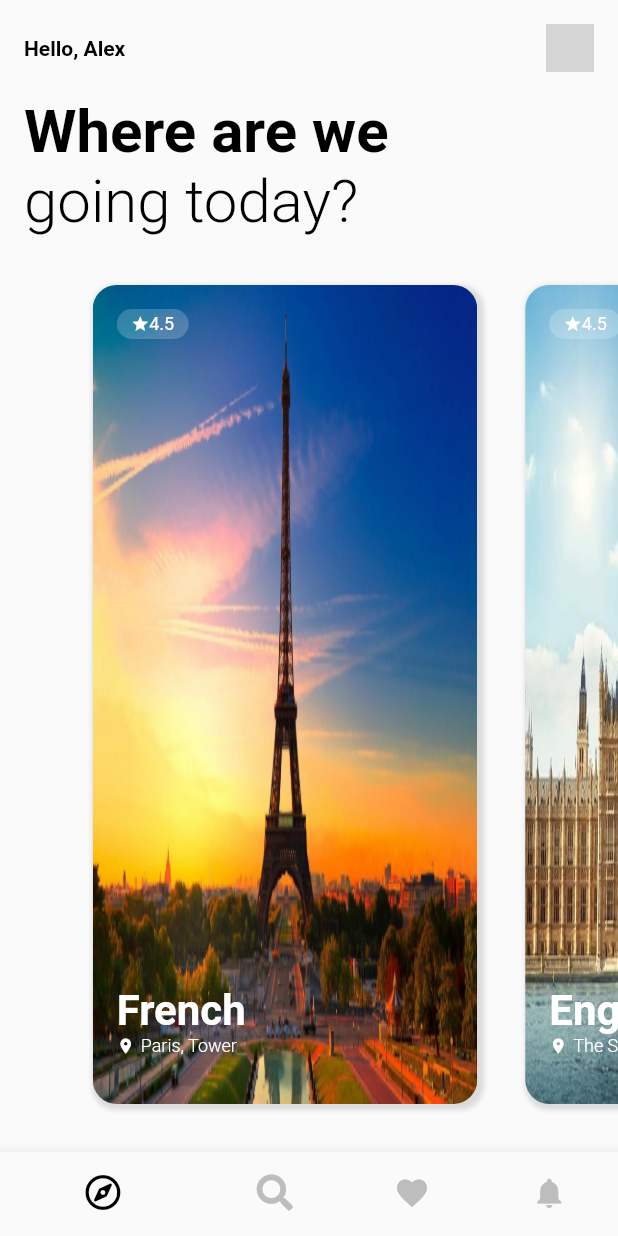
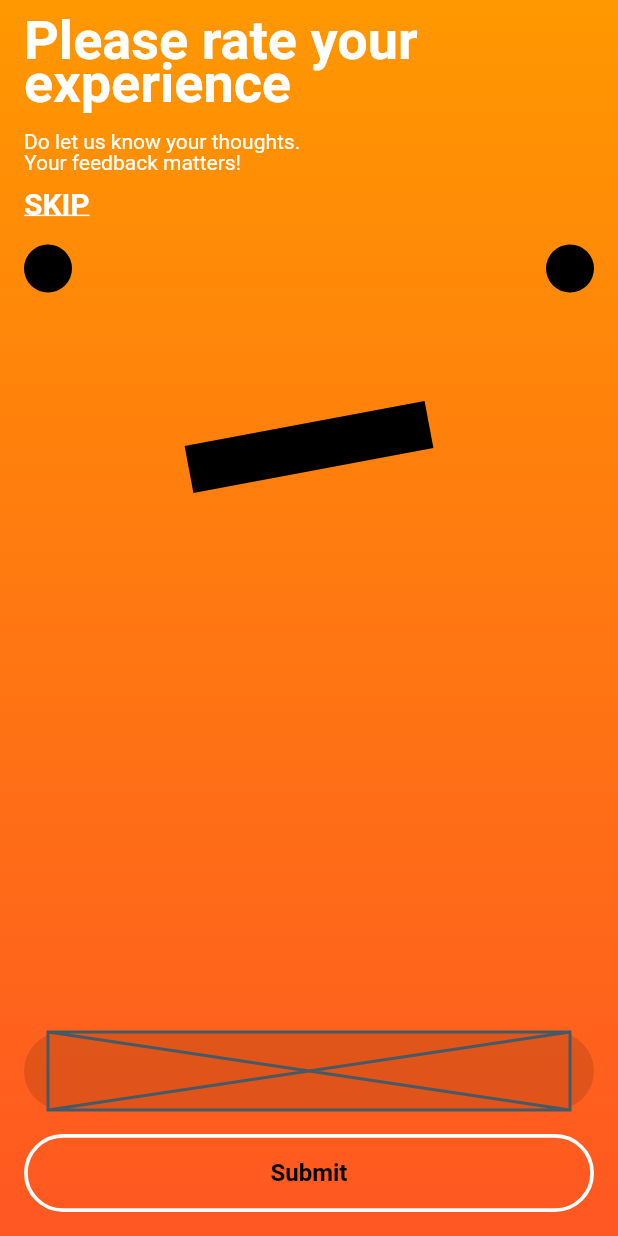
Before and after one commit to MegaJoon/flutter_jan_2020, a Flutter app: the screen it shows after launch, on a phone screen of 412 x 824 dp. Run offline on Flutter 3.47's test engine with Material 2 defaults, Android fonts, the phone set to English and light mode, and no system bars; our stand-ins replace dots_indicator, font_awesome_flutter; missing offline and left inert: scrollable_bottom_sheet; grey boxes are pictures that could not be loaded.

Commit message:
splash app - 01.12
splash app - 01.12

```diff
--- /dev/null
+++ b/flutter_jan_2020/lib/0112/splash_app.dart
@@ -0,0 +1,222 @@
+import 'dart:math';
+
+import 'package:flutter/material.dart';
+
+// https://www.pinterest.co.kr/pin/337207090844787954/
+
+class SplashApp extends StatefulWidget {
+  @override
+  _SplashAppState createState() => _SplashAppState();
+}
+
+class _SplashAppState extends State<SplashApp> {
+  // list<emotion>
+  List<Widget> emotions = [];
+
+  // string
+  String title = "Please rate your\nexperience";
+  String subTitle = "\nDo let us know your thoughts.\nYour feedback matters!";
+
+  // double
+  double padding = 16.0;
+
+  // widget index
+  int currentIndex = 0;
+
+  // fill white color sig
+  bool isClicked = false;
+
+  @override
+  Widget build(BuildContext context) {
+    return Scaffold(
+      body: Stack(
+        children: <Widget>[
+          // background color
+          Positioned.fill(
+            child: Container(
+              decoration: BoxDecoration(
+                gradient: LinearGradient(
+                  colors: [Colors.orange, Colors.deepOrange],
+                  begin: Alignment.topCenter,
+                  end: Alignment.bottomCenter,
+                ),
+              ),
+            ),
+          ),
+
+          // column
+          Positioned(
+            top: padding,
+            left: padding,
+            right: padding,
+            bottom: padding,
+            child: SafeArea(
+              top: true,
+              left: true,
+              right: true,
+              child: Column(
+                crossAxisAlignment: CrossAxisAlignment.start,
+                children: <Widget>[
+                  // text: title
+                  Text(title,
+                    style: TextStyle(
+                      fontSize: 36.0,
+                      color: Colors.white,
+                      fontWeight: FontWeight.bold,
+                      height: 0.8,
+                    ),
+                  ),
+
+                  // text: subTitle
+                  Text(subTitle,
+                    style: TextStyle(
+                      fontSize: 14.0,
+                      color: Colors.white,
+                      fontWeight: FontWeight.w400,
+                      height: 1.0,
+                    ),
+                  ),
+
+                  SizedBox(height: padding /2),
+
+                  // btn: SKIP
+                  InkWell(
+                    onTap: (){
+                      print("on clicked: SKIP btn");
+                    },
+                    child: Text("SKIP".toUpperCase(),
+                      style: TextStyle(
+                        fontSize: 20.0,
+                        color: Colors.white,
+                        fontWeight: FontWeight.w600,
+                        decoration: TextDecoration.underline,
+                      ),
+                    ),
+                  ),
+
+                  // emotion
+                  Flexible(
+                    fit: FlexFit.tight,
+                    child: AnimatedContainer(
+                      duration: Duration(seconds: 1),
+                      curve: Curves.fastLinearToSlowEaseIn,
+                      padding: EdgeInsets.only(top: padding),
+                      width: MediaQuery.of(context).size.width,
+                      child: CustomPaint(
+                        painter: CustomEmotions(currentIndex),
+                      ),
+                    ),
+                  ),
+
+                  // index indicator
+                  Container(
+                    padding: EdgeInsets.symmetric(horizontal: padding),
+                    margin: EdgeInsets.only(top: padding),
+                    height: 52.0,
+                    decoration: ShapeDecoration(
+                      shape: StadiumBorder(),
+                      color: Colors.black12,
+                    ),
+                    child: Placeholder(),
+                  ),
+
+                  // container: submit
+                  InkWell(
+                    onTap: (){
+                      setState(() {
+//                        print("Submit: currentIndex++");
+                        currentIndex++;
+                        print("currentIndex = $currentIndex");
+                        isClicked = true;
+                      });
+                    },
+                    child: AnimatedContainer(
+                      duration: Duration(seconds: 1),
+                      curve: Curves.fastLinearToSlowEaseIn,
+                      margin: EdgeInsets.only(top: padding),
+                      height: 52.0,
+                      decoration: ShapeDecoration(
+                        shape: StadiumBorder(
+                          side: BorderSide(
+                              color: Colors.white,
+                              width: 2.5,
+                          ),
+                        ),
+                        color: isClicked? Colors.white : null,
+                      ),
+                      child: Center(
+                        child: Text("Submit",
+                          style: TextStyle(
+                            fontSize: 16.0,
+                            color: Colors.black,
+                            fontWeight: FontWeight.bold,
+                          ),
+                        ),
+                      ),
+                    ),
+                  ),
+                ],
+              ),
+            ),
+          ),
+        ],
+      ),
+    );
+  }
+}
+
+class CustomEmotions extends CustomPainter {
+  final int index;
+
+  CustomEmotions(this.index);
+
+  @override
+  void paint(Canvas canvas, Size size) {
+    var paint = Paint()
+      ..strokeWidth = 2.0
+      ..color = Colors.black
+      ..style = PaintingStyle.fill;
+
+    // left eye
+    canvas.drawCircle(Offset(16.0, 16.0), 16.0, paint);
+
+    // right eye
+    canvas.drawCircle(Offset(size.width - 16.0, 16.0), 16.0, paint);
+
+    // mouse
+    switch (index) {
+      case 0:
+        var path = Path()
+          ..moveTo(size.width / 2 - 80.0, 150.0)
+          ..lineTo(size.width / 2 + 80.0, 120.0)
+          ..close();
+
+        var paint = Paint()
+          ..strokeWidth = 32.0
+          ..color = Colors.black
+          ..style = PaintingStyle.stroke;
+
+        canvas.drawPath(path, paint);
+        break;
+
+      case 1:
+        var path = Path()
+          ..moveTo(size.width /2 - 80.0, 180.0)
+          ..quadraticBezierTo(size.width /2, 150.0, size.width /2 + 80.0, 180.0)
+          ..close();
+
+        var paint1 = Paint()
+          ..strokeWidth = 32.0
+          ..color = Colors.black
+          ..style = PaintingStyle.stroke;
+
+        // mouse
+        canvas.drawPath(path, paint1);
+        break;
+
+    }
+  }
+
+  @override
+  bool shouldRepaint(CustomPainter oldDelegate) => true;
+}
--- a/flutter_jan_2020/lib/main.dart
+++ b/flutter_jan_2020/lib/main.dart
@@ -8,6 +8,7 @@ import 'package:flutter_jan_2020/0108/customized_option.dart';
 import 'package:flutter_jan_2020/0109/plate_app.dart';
 import 'package:flutter_jan_2020/0110/second_lighting_app.dart';
 import 'package:flutter_jan_2020/0110/travel_app.dart';
+import 'package:flutter_jan_2020/0112/splash_app.dart';
 
 void main() => runApp(MyApp());
 
@@ -23,7 +24,8 @@ class MyApp extends StatelessWidget {
 //      home: CustomizedOption(),  // 01-08
 //      home: PlateApp(),  // 01-09
 //      home: SecondLightingApp(),  // 01-10
-      home: TravelApp(),  // 01-10
+//      home: TravelApp(),  // 01-10
+      home: SplashApp(),  // 01-12
     );
   }
 }
```
